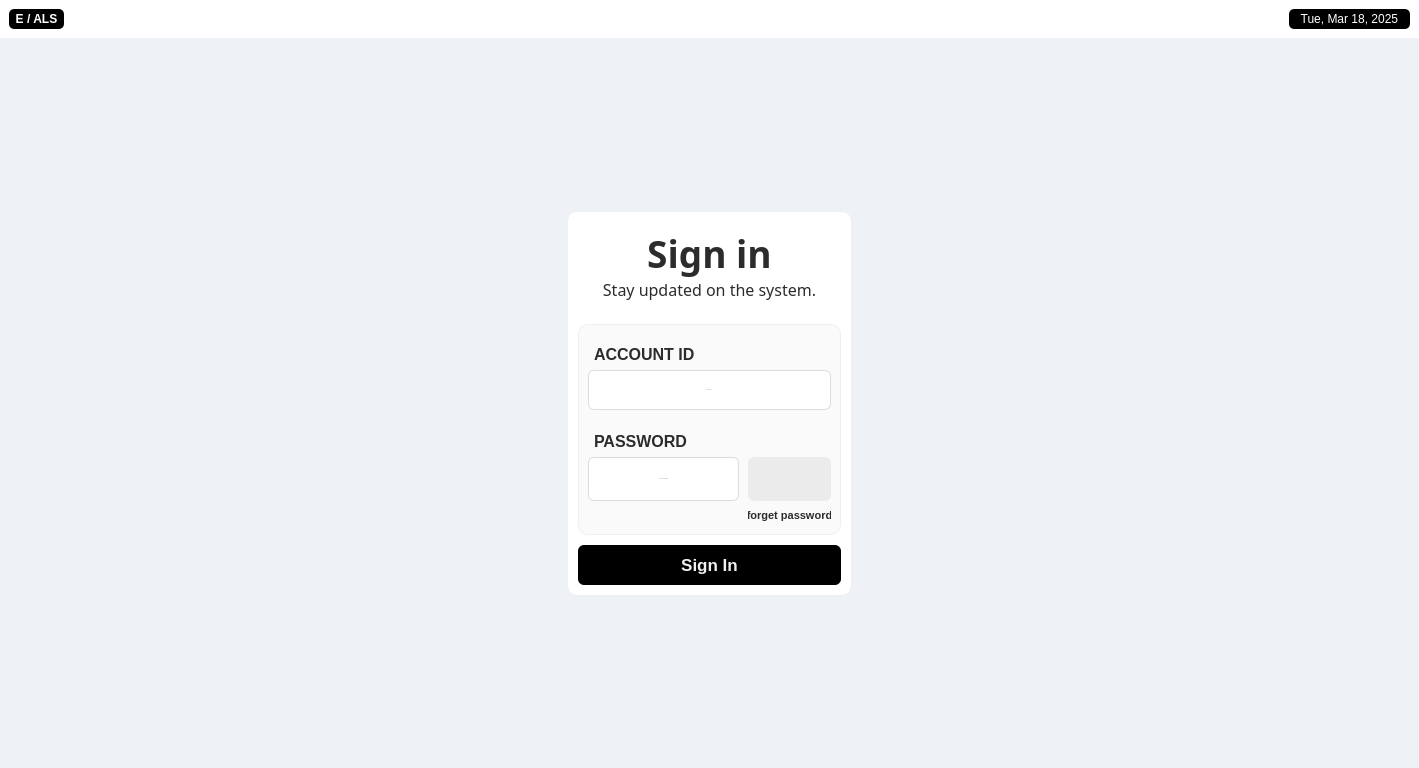
Old version of the form EALS UI/v0.6/ui/home.ui in the repository maeven-tapa/cpet8_group8_workspace.
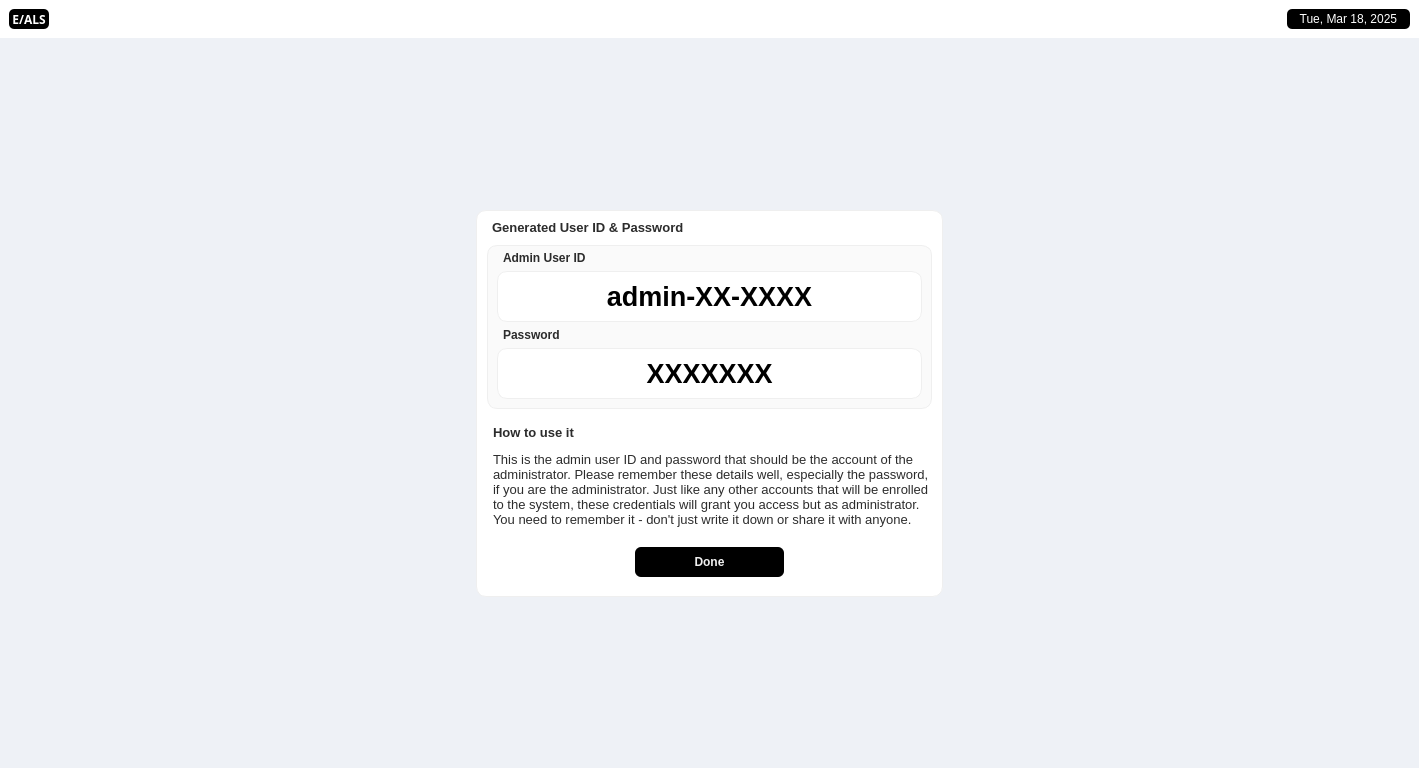
New version of the form. Icons and pictures are not drawn.

Patch:
```diff
--- a/EALS UI/v0.6/ui/home.ui
+++ b/EALS UI/v0.6/ui/home.ui
@@ -60,6 +60,7 @@
         <widget class="QLabel" name="label_5">
          <property name="font">
           <font>
+           <family>Cascadia Mono</family>
            <bold>true</bold>
           </font>
          </property>
@@ -69,7 +70,7 @@
 border-radius: 5px;</string>
          </property>
          <property name="text">
-          <string>  E / ALS  </string>
+          <string> E/ALS </string>
          </property>
          <property name="alignment">
           <set>Qt::AlignmentFlag::AlignCenter</set>
@@ -113,7 +114,7 @@
        <string notr="true"/>
       </property>
       <property name="currentIndex">
-       <number>0</number>
+       <number>5</number>
       </property>
       <widget class="QWidget" name="home_page">
        <layout class="QGridLayout" name="gridLayout_2" rowstretch="3,2,3" columnstretch="4,1,1,4">
@@ -1611,6 +1612,619 @@
         </item>
        </layout>
       </widget>
+      <widget class="QWidget" name="start1_page">
+       <layout class="QGridLayout" name="gridLayout_19">
+        <item row="0" column="1">
+         <spacer name="verticalSpacer_3">
+          <property name="orientation">
+           <enum>Qt::Orientation::Vertical</enum>
+          </property>
+          <property name="sizeHint" stdset="0">
+           <size>
+            <width>20</width>
+            <height>40</height>
+           </size>
+          </property>
+         </spacer>
+        </item>
+        <item row="1" column="1">
+         <widget class="QFrame" name="frame_13">
+          <property name="sizePolicy">
+           <sizepolicy hsizetype="MinimumExpanding" vsizetype="MinimumExpanding">
+            <horstretch>0</horstretch>
+            <verstretch>0</verstretch>
+           </sizepolicy>
+          </property>
+          <property name="styleSheet">
+           <string notr="true">QFrame  {
+	background-color: rgb(255, 255, 255);
+	border: 1px solid rgb(239, 239, 239);
+	border-radius: 10px;
+	color: rgb(44, 44, 44);
+
+}
+</string>
+          </property>
+          <property name="frameShape">
+           <enum>QFrame::Shape::Box</enum>
+          </property>
+          <property name="frameShadow">
+           <enum>QFrame::Shadow::Sunken</enum>
+          </property>
+          <layout class="QGridLayout" name="gridLayout_17" rowstretch="1,1,1,1,1,0,1">
+           <property name="leftMargin">
+            <number>25</number>
+           </property>
+           <property name="topMargin">
+            <number>10</number>
+           </property>
+           <property name="rightMargin">
+            <number>25</number>
+           </property>
+           <property name="bottomMargin">
+            <number>10</number>
+           </property>
+           <property name="horizontalSpacing">
+            <number>6</number>
+           </property>
+           <property name="verticalSpacing">
+            <number>9</number>
+           </property>
+           <item row="1" column="0">
+            <widget class="QLabel" name="label_7">
+             <property name="font">
+              <font>
+               <family>Cascadia Code</family>
+               <pointsize>20</pointsize>
+              </font>
+             </property>
+             <property name="styleSheet">
+              <string notr="true">border: none;</string>
+             </property>
+             <property name="text">
+              <string>&lt;html&gt;&lt;head/&gt;&lt;body&gt;&lt;p&gt;Welcome to&lt;span style=&quot; font-weight:700;&quot;&gt; E/ALS&lt;/span&gt;&lt;/p&gt;&lt;/body&gt;&lt;/html&gt;</string>
+             </property>
+             <property name="alignment">
+              <set>Qt::AlignmentFlag::AlignCenter</set>
+             </property>
+             <property name="wordWrap">
+              <bool>true</bool>
+             </property>
+            </widget>
+           </item>
+           <item row="3" column="0">
+            <widget class="QLabel" name="label_9">
+             <property name="font">
+              <font>
+               <family>Cascadia Code</family>
+               <pointsize>16</pointsize>
+              </font>
+             </property>
+             <property name="styleSheet">
+              <string notr="true">border: none;</string>
+             </property>
+             <property name="text">
+              <string>Simple. Efficient. Reliable.</string>
+             </property>
+             <property name="alignment">
+              <set>Qt::AlignmentFlag::AlignCenter</set>
+             </property>
+             <property name="wordWrap">
+              <bool>true</bool>
+             </property>
+            </widget>
+           </item>
+           <item row="5" column="0">
+            <layout class="QGridLayout" name="gridLayout_18">
+             <item row="0" column="0">
+              <widget class="QFrame" name="frame_14">
+               <property name="styleSheet">
+                <string notr="true">border: none;</string>
+               </property>
+               <property name="frameShape">
+                <enum>QFrame::Shape::StyledPanel</enum>
+               </property>
+               <property name="frameShadow">
+                <enum>QFrame::Shadow::Raised</enum>
+               </property>
+              </widget>
+             </item>
+             <item row="0" column="1">
+              <widget class="QPushButton" name="start1_next_btn">
+               <property name="styleSheet">
+                <string notr="true">    QPushButton {
+	background-color: rgb(0, 0, 0);
+	color: rgb(240, 240, 240);
+        border: none;
+        border-radius: 6px;
+        padding: 8px 18px;
+        font-weight: 600;
+    }
+    QPushButton:hover {
+		background-color: rgb(0, 122, 255);
+		color: rgb(255, 255, 255);
+    }
+    QPushButton:pressed {
+	background-color: rgb(0, 113, 234);
+		color: rgb(255, 255, 255);
+    }</string>
+               </property>
+               <property name="text">
+                <string>Continue</string>
+               </property>
+              </widget>
+             </item>
+             <item row="0" column="2">
+              <widget class="QFrame" name="frame_15">
+               <property name="styleSheet">
+                <string notr="true">border: none;</string>
+               </property>
+               <property name="frameShape">
+                <enum>QFrame::Shape::StyledPanel</enum>
+               </property>
+               <property name="frameShadow">
+                <enum>QFrame::Shadow::Raised</enum>
+               </property>
+              </widget>
+             </item>
+            </layout>
+           </item>
+           <item row="4" column="0">
+            <widget class="QFrame" name="frame_16">
+             <property name="styleSheet">
+              <string notr="true">border: none;</string>
+             </property>
+             <property name="frameShape">
+              <enum>QFrame::Shape::StyledPanel</enum>
+             </property>
+             <property name="frameShadow">
+              <enum>QFrame::Shadow::Raised</enum>
+             </property>
+            </widget>
+           </item>
+           <item row="6" column="0">
+            <widget class="QFrame" name="frame_17">
+             <property name="styleSheet">
+              <string notr="true">border: none;</string>
+             </property>
+             <property name="frameShape">
+              <enum>QFrame::Shape::StyledPanel</enum>
+             </property>
+             <property name="frameShadow">
+              <enum>QFrame::Shadow::Raised</enum>
+             </property>
+            </widget>
+           </item>
+           <item row="2" column="0">
+            <widget class="QLabel" name="label_8">
+             <property name="font">
+              <font>
+               <family>Cascadia Code</family>
+               <pointsize>15</pointsize>
+              </font>
+             </property>
+             <property name="styleSheet">
+              <string notr="true">border: none;</string>
+             </property>
+             <property name="text">
+              <string>&lt;html&gt;&lt;head/&gt;&lt;body&gt;&lt;p&gt;Employee Attendance Logging System&lt;/p&gt;&lt;/body&gt;&lt;/html&gt;</string>
+             </property>
+             <property name="alignment">
+              <set>Qt::AlignmentFlag::AlignCenter</set>
+             </property>
+             <property name="wordWrap">
+              <bool>true</bool>
+             </property>
+            </widget>
+           </item>
+           <item row="0" column="0">
+            <widget class="QFrame" name="frame_18">
+             <property name="styleSheet">
+              <string notr="true">border: none;</string>
+             </property>
+             <property name="frameShape">
+              <enum>QFrame::Shape::StyledPanel</enum>
+             </property>
+             <property name="frameShadow">
+              <enum>QFrame::Shadow::Raised</enum>
+             </property>
+            </widget>
+           </item>
+          </layout>
+         </widget>
+        </item>
+        <item row="1" column="2">
+         <spacer name="horizontalSpacer">
+          <property name="orientation">
+           <enum>Qt::Orientation::Horizontal</enum>
+          </property>
+          <property name="sizeHint" stdset="0">
+           <size>
+            <width>40</width>
+            <height>20</height>
+           </size>
+          </property>
+         </spacer>
+        </item>
+        <item row="1" column="0">
+         <spacer name="horizontalSpacer_5">
+          <property name="orientation">
+           <enum>Qt::Orientation::Horizontal</enum>
+          </property>
+          <property name="sizeHint" stdset="0">
+           <size>
+            <width>40</width>
+            <height>20</height>
+           </size>
+          </property>
+         </spacer>
+        </item>
+        <item row="2" column="1">
+         <spacer name="verticalSpacer_4">
+          <property name="orientation">
+           <enum>Qt::Orientation::Vertical</enum>
+          </property>
+          <property name="sizeHint" stdset="0">
+           <size>
+            <width>20</width>
+            <height>40</height>
+           </size>
+          </property>
+         </spacer>
+        </item>
+       </layout>
+      </widget>
+      <widget class="QWidget" name="start2_page">
+       <layout class="QGridLayout" name="gridLayout_25" rowstretch="1,2,1" columnstretch="1,1,1">
+        <item row="1" column="2">
+         <spacer name="horizontalSpacer_6">
+          <property name="orientation">
+           <enum>Qt::Orientation::Horizontal</enum>
+          </property>
+          <property name="sizeHint" stdset="0">
+           <size>
+            <width>40</width>
+            <height>20</height>
+           </size>
+          </property>
+         </spacer>
+        </item>
+        <item row="0" column="1">
+         <spacer name="verticalSpacer_5">
+          <property name="orientation">
+           <enum>Qt::Orientation::Vertical</enum>
+          </property>
+          <property name="sizeHint" stdset="0">
+           <size>
+            <width>20</width>
+            <height>40</height>
+           </size>
+          </property>
+         </spacer>
+        </item>
+        <item row="1" column="1">
+         <widget class="QFrame" name="frame_19">
+          <property name="styleSheet">
+           <string notr="true">QFrame  {
+	background-color: rgb(255, 255, 255);
+	border: 1px solid rgb(239, 239, 239);
+	border-radius: 10px;
+	color: rgb(44, 44, 44);
+
+}
+</string>
+          </property>
+          <property name="frameShape">
+           <enum>QFrame::Shape::StyledPanel</enum>
+          </property>
+          <property name="frameShadow">
+           <enum>QFrame::Shadow::Raised</enum>
+          </property>
+          <layout class="QGridLayout" name="gridLayout_20" rowstretch="0,0,0,0,0,0">
+           <property name="leftMargin">
+            <number>10</number>
+           </property>
+           <property name="rightMargin">
+            <number>10</number>
+           </property>
+           <property name="verticalSpacing">
+            <number>10</number>
+           </property>
+           <item row="1" column="0">
+            <widget class="QFrame" name="frame_20">
+             <property name="styleSheet">
+              <string notr="true">QFrame  {
+	background-color: rgb(250, 250, 250);
+	border-radius: 10px;
+	color: rgb(44, 44, 44);
+
+}
+</string>
+             </property>
+             <property name="frameShape">
+              <enum>QFrame::Shape::StyledPanel</enum>
+             </property>
+             <property name="frameShadow">
+              <enum>QFrame::Shadow::Raised</enum>
+             </property>
+             <layout class="QGridLayout" name="gridLayout_21" rowstretch="0,1,0,1">
+              <property name="topMargin">
+               <number>5</number>
+              </property>
+              <item row="2" column="0">
+               <widget class="QLabel" name="label_11">
+                <property name="font">
+                 <font>
+                  <bold>true</bold>
+                 </font>
+                </property>
+                <property name="styleSheet">
+                 <string notr="true">border: none;</string>
+                </property>
+                <property name="text">
+                 <string>Password</string>
+                </property>
+                <property name="indent">
+                 <number>6</number>
+                </property>
+               </widget>
+              </item>
+              <item row="0" column="0">
+               <widget class="QLabel" name="label_10">
+                <property name="font">
+                 <font>
+                  <bold>true</bold>
+                 </font>
+                </property>
+                <property name="styleSheet">
+                 <string notr="true">border: none;</string>
+                </property>
+                <property name="text">
+                 <string>Admin User ID</string>
+                </property>
+                <property name="indent">
+                 <number>6</number>
+                </property>
+               </widget>
+              </item>
+              <item row="3" column="0">
+               <widget class="QFrame" name="frame_21">
+                <property name="styleSheet">
+                 <string notr="true">QFrame  {
+	background-color: rgb(255, 255, 255);
+	border-radius: 10px;
+	color: rgb(115, 115, 115);
+}
+</string>
+                </property>
+                <property name="frameShape">
+                 <enum>QFrame::Shape::StyledPanel</enum>
+                </property>
+                <property name="frameShadow">
+                 <enum>QFrame::Shadow::Raised</enum>
+                </property>
+                <layout class="QGridLayout" name="gridLayout_24">
+                 <item row="0" column="0">
+                  <widget class="QLabel" name="admin_pass_lbl">
+                   <property name="font">
+                    <font>
+                     <pointsize>20</pointsize>
+                     <bold>true</bold>
+                    </font>
+                   </property>
+                   <property name="styleSheet">
+                    <string notr="true">border: none;
+color: rgb(0, 0, 0);</string>
+                   </property>
+                   <property name="text">
+                    <string>XXXXXXX</string>
+                   </property>
+                   <property name="alignment">
+                    <set>Qt::AlignmentFlag::AlignCenter</set>
+                   </property>
+                  </widget>
+                 </item>
+                </layout>
+               </widget>
+              </item>
+              <item row="1" column="0">
+               <widget class="QFrame" name="frame_22">
+                <property name="styleSheet">
+                 <string notr="true">QFrame  {
+	background-color: rgb(255, 255, 255);
+	border-radius: 10px;
+	color: rgb(115, 115, 115);
+}
+</string>
+                </property>
+                <property name="frameShape">
+                 <enum>QFrame::Shape::StyledPanel</enum>
+                </property>
+                <property name="frameShadow">
+                 <enum>QFrame::Shadow::Raised</enum>
+                </property>
+                <layout class="QGridLayout" name="gridLayout_23">
+                 <item row="0" column="0">
+                  <widget class="QLabel" name="admin_userid_lbl">
+                   <property name="font">
+                    <font>
+                     <pointsize>20</pointsize>
+                     <bold>true</bold>
+                    </font>
+                   </property>
+                   <property name="styleSheet">
+                    <string notr="true">border: none;
+color: rgb(0, 0, 0);</string>
+                   </property>
+                   <property name="text">
+                    <string>admin-XX-XXXX</string>
+                   </property>
+                   <property name="alignment">
+                    <set>Qt::AlignmentFlag::AlignCenter</set>
+                   </property>
+                  </widget>
+                 </item>
+                </layout>
+               </widget>
+              </item>
+             </layout>
+            </widget>
+           </item>
+           <item row="2" column="0">
+            <widget class="QLabel" name="label_12">
+             <property name="font">
+              <font>
+               <pointsize>10</pointsize>
+              </font>
+             </property>
+             <property name="styleSheet">
+              <string notr="true">border: none;</string>
+             </property>
+             <property name="text">
+              <string>&lt;html&gt;&lt;head/&gt;&lt;body&gt;&lt;p&gt;&lt;span style=&quot; font-weight:700;&quot;&gt;How to use it&lt;/span&gt;&lt;/p&gt;&lt;p&gt;This is the admin user ID and password that should be the account of the administrator. Please remember these details well, especially the password, if you are the administrator. Just like any other accounts that will be enrolled to the system, these credentials will grant you access but as administrator. You need to remember it - don't just write it down or share it with anyone.&lt;/p&gt;&lt;/body&gt;&lt;/html&gt;</string>
+             </property>
+             <property name="alignment">
+              <set>Qt::AlignmentFlag::AlignLeading|Qt::AlignmentFlag::AlignLeft|Qt::AlignmentFlag::AlignTop</set>
+             </property>
+             <property name="wordWrap">
+              <bool>true</bool>
+             </property>
+             <property name="indent">
+              <number>6</number>
+             </property>
+            </widget>
+           </item>
+           <item row="4" column="0">
+            <layout class="QGridLayout" name="gridLayout_22">
+             <item row="0" column="0">
+              <widget class="QFrame" name="frame_23">
+               <property name="styleSheet">
+                <string notr="true">border: none;</string>
+               </property>
+               <property name="frameShape">
+                <enum>QFrame::Shape::StyledPanel</enum>
+               </property>
+               <property name="frameShadow">
+                <enum>QFrame::Shadow::Raised</enum>
+               </property>
+              </widget>
+             </item>
+             <item row="0" column="1">
+              <widget class="QPushButton" name="start2_done_btn">
+               <property name="styleSheet">
+                <string notr="true">    QPushButton {
+	background-color: rgb(0, 0, 0);
+	color: rgb(240, 240, 240);
+        border: none;
+        border-radius: 6px;
+        padding: 8px 18px;
+        font-weight: 600;
+    }
+    QPushButton:hover {
+		background-color: rgb(0, 122, 255);
+		color: rgb(255, 255, 255);
+    }
+    QPushButton:pressed {
+	background-color: rgb(0, 113, 234);
+		color: rgb(255, 255, 255);
+    }</string>
+               </property>
+               <property name="text">
+                <string>Done</string>
+               </property>
+              </widget>
+             </item>
+             <item row="0" column="2">
+              <widget class="QFrame" name="frame_24">
+               <property name="styleSheet">
+                <string notr="true">border: none;</string>
+               </property>
+               <property name="frameShape">
+                <enum>QFrame::Shape::StyledPanel</enum>
+               </property>
+               <property name="frameShadow">
+                <enum>QFrame::Shadow::Raised</enum>
+               </property>
+              </widget>
+             </item>
+            </layout>
+           </item>
+           <item row="5" column="0">
+            <widget class="QFrame" name="frame_26">
+             <property name="styleSheet">
+              <string notr="true">border: none;</string>
+             </property>
+             <property name="frameShape">
+              <enum>QFrame::Shape::StyledPanel</enum>
+             </property>
+             <property name="frameShadow">
+              <enum>QFrame::Shadow::Raised</enum>
+             </property>
+            </widget>
+           </item>
+           <item row="0" column="0">
+            <widget class="QLabel" name="label_13">
+             <property name="font">
+              <font>
+               <pointsize>10</pointsize>
+               <bold>true</bold>
+              </font>
+             </property>
+             <property name="styleSheet">
+              <string notr="true">border: none;</string>
+             </property>
+             <property name="text">
+              <string>Generated User ID &amp; Password</string>
+             </property>
+             <property name="indent">
+              <number>5</number>
+             </property>
+            </widget>
+           </item>
+           <item row="3" column="0">
+            <widget class="QFrame" name="frame_25">
+             <property name="styleSheet">
+              <string notr="true">border: none;</string>
+             </property>
+             <property name="frameShape">
+              <enum>QFrame::Shape::StyledPanel</enum>
+             </property>
+             <property name="frameShadow">
+              <enum>QFrame::Shadow::Raised</enum>
+             </property>
+            </widget>
+           </item>
+          </layout>
+         </widget>
+        </item>
+        <item row="2" column="1">
+         <spacer name="verticalSpacer_6">
+          <property name="orientation">
+           <enum>Qt::Orientation::Vertical</enum>
+          </property>
+          <property name="sizeHint" stdset="0">
+           <size>
+            <width>20</width>
+            <height>40</height>
+           </size>
+          </property>
+         </spacer>
+        </item>
+        <item row="1" column="0">
+         <spacer name="horizontalSpacer_7">
+          <property name="orientation">
+           <enum>Qt::Orientation::Horizontal</enum>
+          </property>
+          <property name="sizeHint" stdset="0">
+           <size>
+            <width>40</width>
+            <height>20</height>
+           </size>
+          </property>
+         </spacer>
+        </item>
+       </layout>
+      </widget>
      </widget>
     </item>
    </layout>
```
